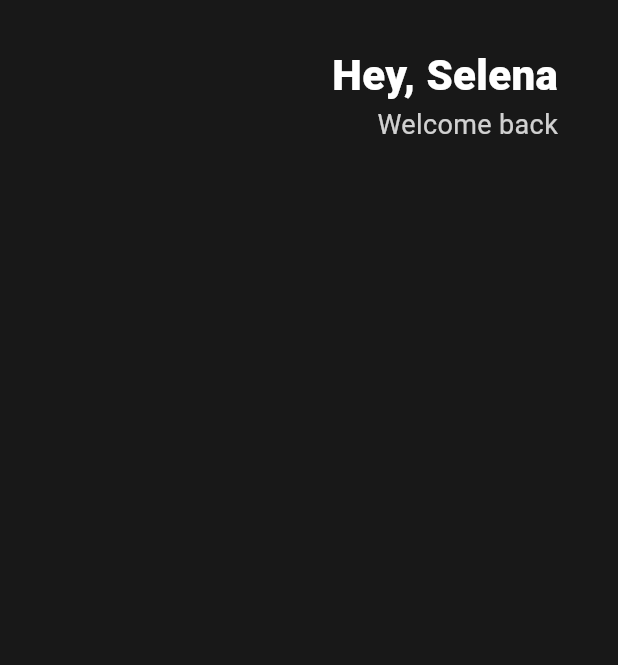
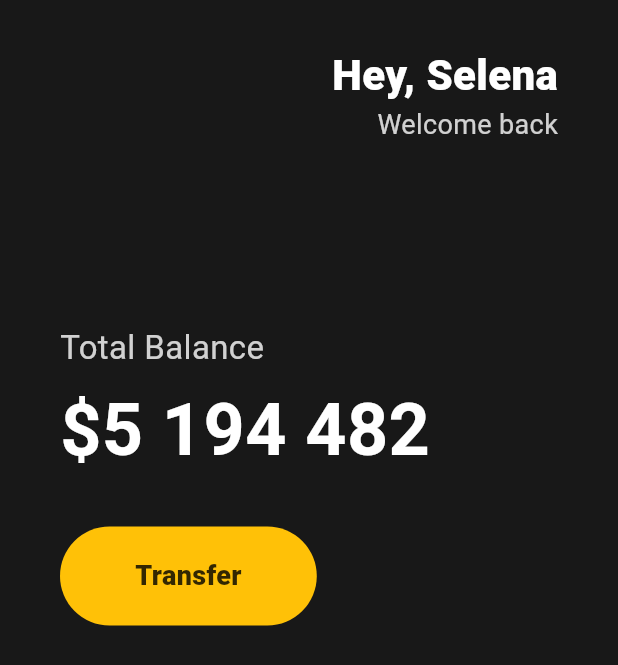
Before and after one commit to soonhong99/flutterPractice, a Flutter app: the screen it shows after launch, on a phone screen of 412 x 824 dp. Shown: the top 665 px of the screen. Run offline on Flutter 3.47's test engine with Material 3 defaults, Android fonts, the phone set to English and light mode, and no system bars.

Commit message:
feat: button

```diff
--- a/lib/main.dart
+++ b/lib/main.dart
@@ -1,24 +1,30 @@
 import 'package:flutter/material.dart';
+import 'package:flutter/rendering.dart';
+import 'package:flutter/widgets.dart';
 
 void main() {
   // const : 한번 값을 넣으면 변경할 수 없다.
-  runApp(App());
+  runApp(const App());
 }
 
 class App extends StatelessWidget {
+  const App({super.key});
+
   @override
   Widget build(BuildContext context) {
     return MaterialApp(
       // 사람들이 우리 앱의 home(widget)에 갔을 때 무엇을 보여줘야 할까?
       // class name constructor
       home: Scaffold(
-        backgroundColor: Color(0xFF181818),
+        backgroundColor: const Color(0xFF181818),
         body: Padding(
-          padding: EdgeInsets.symmetric(horizontal:
+          padding: const EdgeInsets.symmetric(horizontal:
           40),
           child: Column(
+            crossAxisAlignment: CrossAxisAlignment.
+            start,
             children: [
-              SizedBox(
+              const SizedBox(
                 height: 30.0,
               ),
               Row(
@@ -29,7 +35,7 @@ class App extends StatelessWidget {
                     crossAxisAlignment:
                     CrossAxisAlignment.end,
                     children: [
-                      Text('Hey, Selena',
+                      const Text('Hey, Selena',
                         style: TextStyle(
                           color: Colors.white,
                           fontSize: 28,
@@ -46,6 +52,58 @@ class App extends StatelessWidget {
                     ],
                   ),
                 ],
+              ),
+              const SizedBox(
+                height: 120,
+              ),
+              Text(
+                'Total Balance',
+                style:TextStyle(
+                  fontSize: 22,
+                  color: Colors.white.
+                  withOpacity(0.8),
+                ),
+              ),
+              const SizedBox(
+                height: 5,
+              ),
+              const Text(
+                '\$5 194 482',
+                style:TextStyle(
+                  fontWeight: FontWeight.w600,
+                  fontSize: 48,
+                  color: Colors.white,
+                ),
+              ),
+              const SizedBox(
+                height: 30,
+              ),
+              Row(
+                children: [
+                  Container(
+                    decoration: BoxDecoration(
+                      color: Colors.amber,
+                      shape: BoxShape.rectangle,
+                      borderRadius: BorderRadius.
+                      circular(45.0)
+                    ),
+                    child: Padding(
+                      padding: const EdgeInsets.symmetric(
+                        vertical: 20,
+                        horizontal: 50,
+                      ),
+                      child: Text(
+                        'Transfer',
+                        style:TextStyle(
+                          color: Colors.black.
+                          withOpacity(0.8),
+                          fontSize: 18,
+                          fontWeight: FontWeight.w800
+                        )
+                      ),
+                    ),
+                  )
+                ],
               )
             ],
           ),
```
